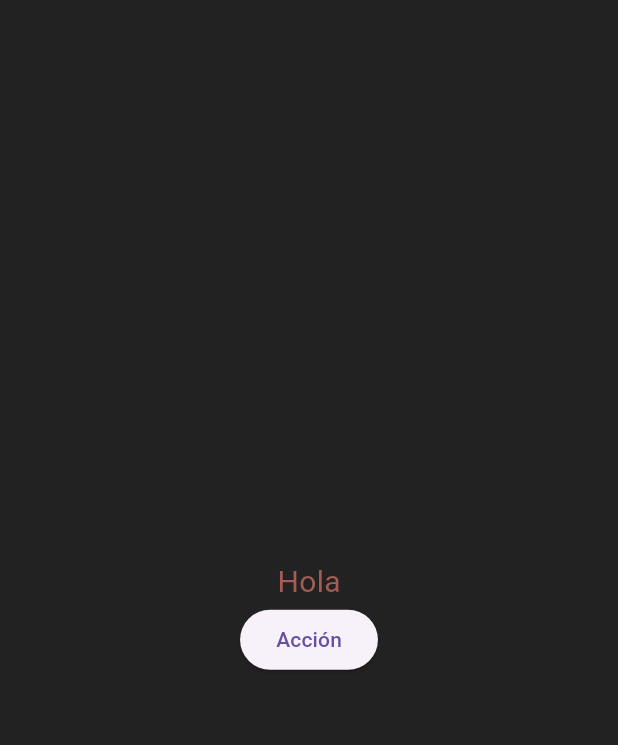
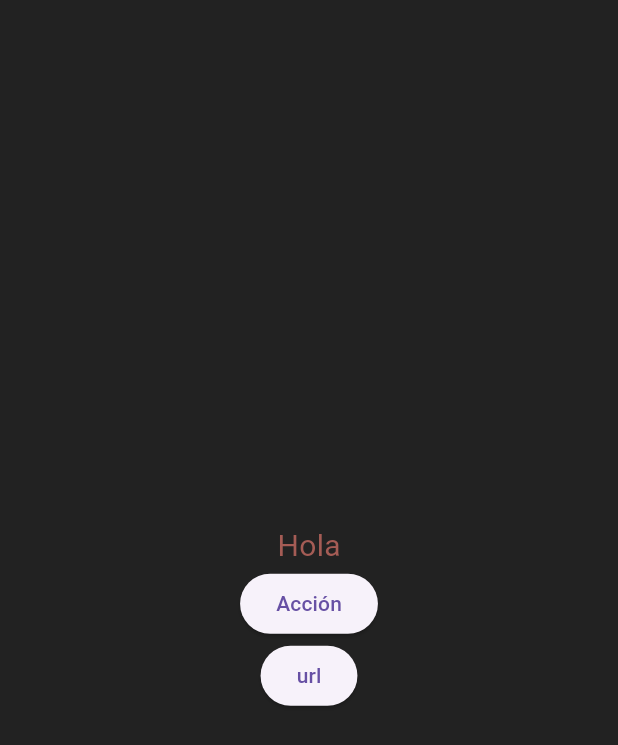
Before and after one commit to Gabo-Mamani/App-Notas, a Flutter app: the screen it shows after launch, on a phone screen of 412 x 824 dp. Shown: the top 745 px of the screen. Run offline on Flutter 3.47's test engine with Material 3 defaults, Android fonts, the phone set to English and light mode, and no system bars; our stand-ins replace shared_preferences.

Commit message:
Creación de url para verificar conexión

```diff
--- a/lib/src/ui/pages/home_page.dart
+++ b/lib/src/ui/pages/home_page.dart
@@ -1,5 +1,8 @@
+// ignore_for_file: deprecated_member_use
+
 import 'package:app_notas/src/core/controllers/theme_controller.dart';
 import 'package:flutter/material.dart';
+import 'package:url_launcher/url_launcher.dart';
 
 GlobalKey<ScaffoldState> homePageKey = GlobalKey<ScaffoldState>();
 
@@ -28,8 +31,17 @@ class HomePage extends StatelessWidget {
             ),
             ElevatedButton(
               onPressed: ()=>theme.changeTheme(),
-              child: Text("Acción"))
-          ],
+              child: Text("Acción")),
+            ElevatedButton(
+              onPressed: () async {
+                if (await canLaunch(
+                  "https://pub.dev/packages/url_launcher/example")) {
+                    launch(
+                      "https://pub.dev/packages/url_launcher/example");
+                    }
+                  },
+                  child: Text("url"))
+                ],
         ));
     });
   }
--- a/pubspec.yaml
+++ b/pubspec.yaml
@@ -36,6 +36,7 @@ dependencies:
   # Use with the CupertinoIcons class for iOS style icons.
   cupertino_icons: ^1.0.8
   shared_preferences: ^2.3.3
+  url_launcher: ^6.3.1
 
 dev_dependencies:
   flutter_test:
```
Also changed, not shown: pubspec.lock, 7 other files.
